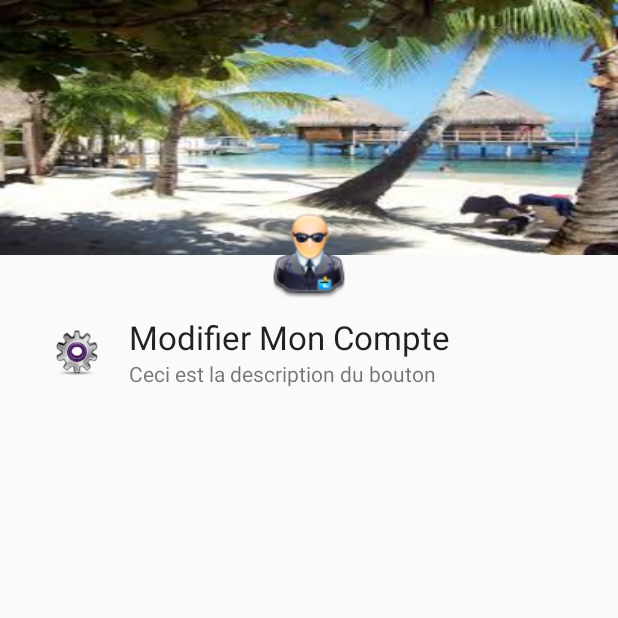
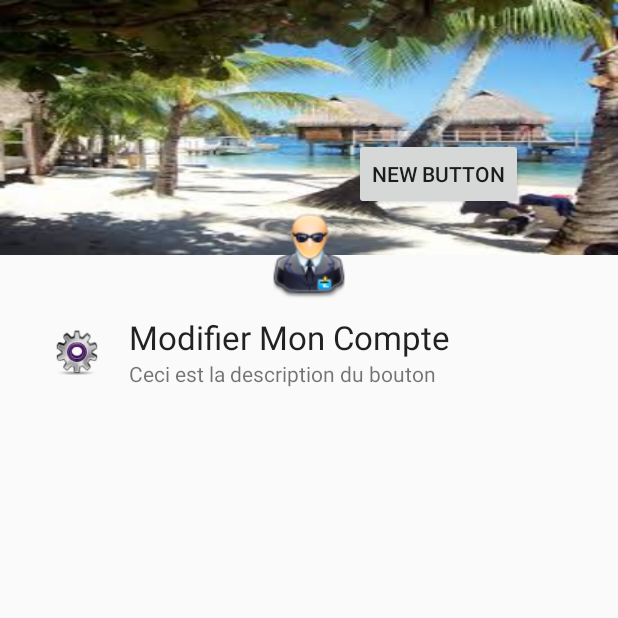
Before and after one commit to SebI0/HHD2K15, an Android app: the screen it shows after launch (UserCompteActivity), on a phone screen of 412 x 824 dp, the top half of it. Run offline under Robolectric (Android 15) with nearby library versions, the light colour scheme and no system bars; our stand-ins replace Volley.

Commit message:
Add create user request o/

```diff
--- a/app/build.gradle
+++ b/app/build.gradle
@@ -24,4 +24,5 @@ dependencies {
     testCompile 'junit:junit:4.12'
     compile 'com.android.support:appcompat-v7:23.1.0'
     compile 'com.android.support:design:23.1.0'
+    compile 'com.mcxiaoke.volley:library:1.0.19'
 }
--- a/app/src/main/AndroidManifest.xml
+++ b/app/src/main/AndroidManifest.xml
@@ -2,6 +2,7 @@
 <manifest xmlns:android="http://schemas.android.com/apk/res/android"
     package="com.seb.hhd2k15" >
     <uses-permission android:name="android.permission.ACCESS_FINE_LOCATION" />
+    <uses-permission android:name="android.permission.INTERNET" />
 
     <application
         android:allowBackup="true"
--- a/app/src/main/res/layout/activity_userprofile.xml
+++ b/app/src/main/res/layout/activity_userprofile.xml
@@ -27,7 +27,17 @@
                 android:layout_height="60dp"
                 android:layout_alignParentBottom="true"
                 android:layout_centerHorizontal="true"
-                android:src="@drawable/anonymous_user_icon"/>
+                android:src="@drawable/anonymous_user_icon"
+                android:id="@+id/imageView2" />
+
+            <Button
+                android:layout_width="wrap_content"
+                android:layout_height="wrap_content"
+                android:text="New Button"
+                android:id="@+id/curlTest"
+                android:layout_above="@+id/imageView2"
+                android:layout_toRightOf="@+id/imageView2"
+                android:layout_toEndOf="@+id/imageView2" />
 
         </RelativeLayout>
         <RelativeLayout
@@ -44,6 +54,7 @@
                 android:layout_marginLeft="16dp"
                 android:layout_marginRight="16dp"
                 android:layout_marginBottom="5dp" />
+
         </RelativeLayout>
 
     </LinearLayout>
```
Also changed, not shown: app/src/main/java/com/seb/hhd2k15/MainActivity.java (+17 -0 lines), app/src/main/java/com/seb/hhd2k15/NetworkSingleton.java (added, +62 -0 lines), app/src/main/java/com/seb/hhd2k15/UserCompteActivity.java (+73 -0 lines), app/src/main/java/com/seb/hhd2k15/metier/User.java (added, +12 -0 lines), app/src/main/res/layout/content_main.xml (+8 -0 lines), 1 other file.
